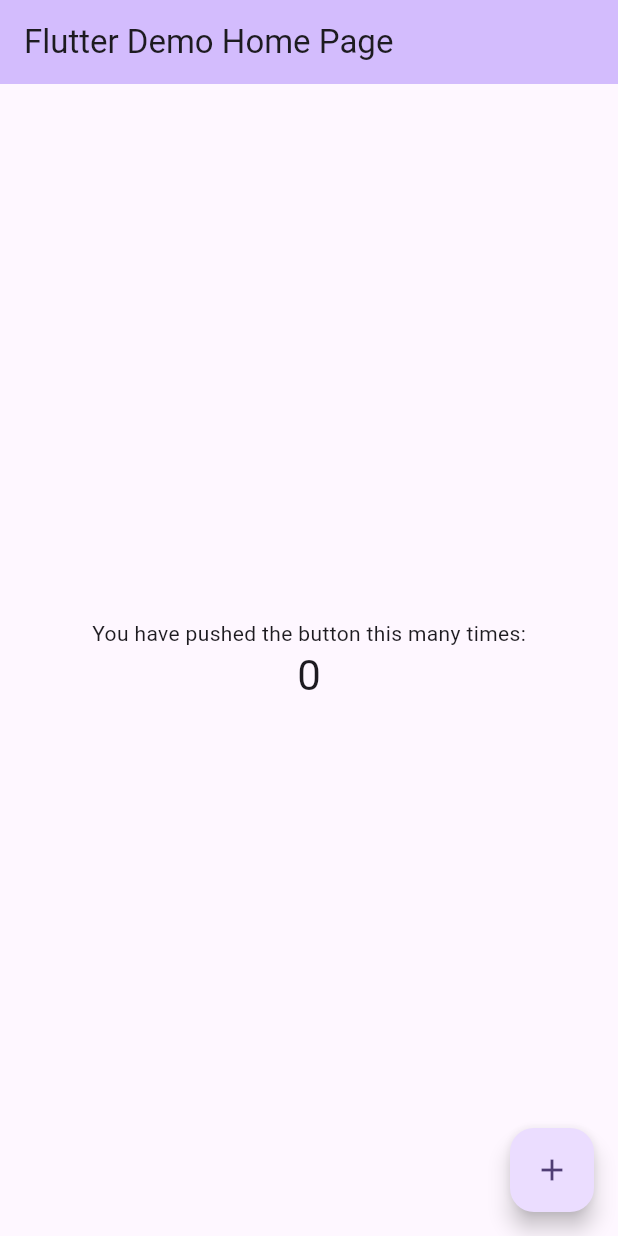
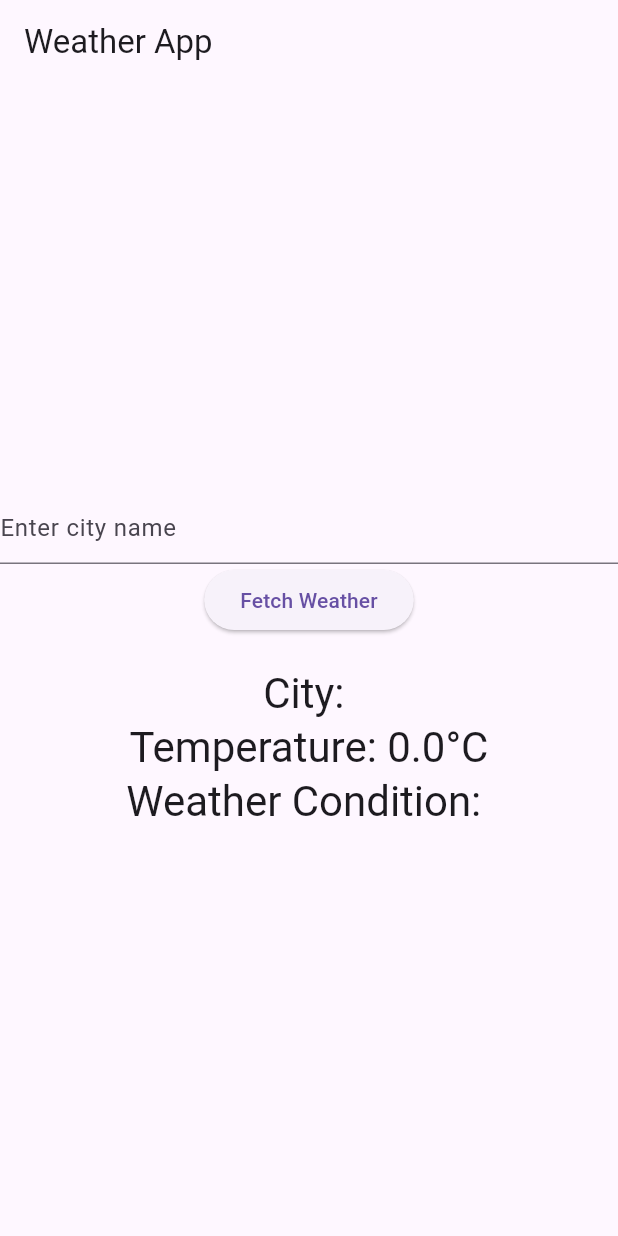
Before and after one commit to dharani211/inclass5, a Flutter app: the screen it shows after launch, on a phone screen of 412 x 824 dp. Run offline on Flutter 3.47's test engine with Material 3 defaults, Android fonts, the phone set to English and light mode, and no system bars.

Commit message:
Basic UI with input field and button

```diff
--- a/lib/main.dart
+++ b/lib/main.dart
@@ -7,46 +7,20 @@
 class MyApp extends StatelessWidget {
   const MyApp({super.key});
 
-  // This widget is the root of your application.
   @override
   Widget build(BuildContext context) {
     return MaterialApp(
-      title: 'Flutter Demo',
+      title: 'Weather App',
       theme: ThemeData(
-        // This is the theme of your application.
-        //
-        // TRY THIS: Try running your application with "flutter run". You'll see
-        // the application has a purple toolbar. Then, without quitting the app,
-        // try changing the seedColor in the colorScheme below to Colors.green
-        // and then invoke "hot reload" (save your changes or press the "hot
-        // reload" button in a Flutter-supported IDE, or press "r" if you used
-        // the command line to start the app).
-        //
-        // Notice that the counter didn't reset back to zero; the application
-        // state is not lost during the reload. To reset the state, use hot
-        // restart instead.
-        //
-        // This works for code too, not just values: Most code changes can be
-        // tested with just a hot reload.
-        colorScheme: ColorScheme.fromSeed(seedColor: Colors.deepPurple),
-        useMaterial3: true,
+        primarySwatch: Colors.blue,
       ),
-      home: const MyHomePage(title: 'Flutter Demo Home Page'),
+      home: const MyHomePage(title: 'Weather App'),
     );
   }
 }
 
 class MyHomePage extends StatefulWidget {
   const MyHomePage({super.key, required this.title});
-
-  // This widget is the home page of your application. It is stateful, meaning
-  // that it has a State object (defined below) that contains fields that affect
-  // how it looks.
-
-  // This class is the configuration for the state. It holds the values (in this
-  // case the title) provided by the parent (in this case the App widget) and
-  // used by the build method of the State. Fields in a Widget subclass are
-  // always marked "final".
 
   final String title;
 
@@ -55,71 +29,57 @@
 }
 
 class _MyHomePageState extends State<MyHomePage> {
-  int _counter = 0;
+  final TextEditingController _cityController = TextEditingController();
+  String _cityName = '';
+  double _temperature = 0.0;
+  String _weatherCondition = '';
 
-  void _incrementCounter() {
+  void _fetchWeather() async {
+    // Replace with actual weather API call
+    // ...
     setState(() {
-      // This call to setState tells the Flutter framework that something has
-      // changed in this State, which causes it to rerun the build method below
-      // so that the display can reflect the updated values. If we changed
-      // _counter without calling setState(), then the build method would not be
-      // called again, and so nothing would appear to happen.
-      _counter++;
+      _cityName = _cityController.text;
+      _temperature = 25.0; // Replace with actual temperature
+      _weatherCondition = 'Sunny'; // Replace with actual weather condition
     });
   }
 
   @override
   Widget build(BuildContext context) {
-    // This method is rerun every time setState is called, for instance as done
-    // by the _incrementCounter method above.
-    //
-    // The Flutter framework has been optimized to make rerunning build methods
-    // fast, so that you can just rebuild anything that needs updating rather
-    // than having to individually change instances of widgets.
     return Scaffold(
       appBar: AppBar(
-        // TRY THIS: Try changing the color here to a specific color (to
-        // Colors.amber, perhaps?) and trigger a hot reload to see the AppBar
-        // change color while the other colors stay the same.
-        backgroundColor: Theme.of(context).colorScheme.inversePrimary,
-        // Here we take the value from the MyHomePage object that was created by
-        // the App.build method, and use it to set our appbar title.
         title: Text(widget.title),
       ),
       body: Center(
-        // Center is a layout widget. It takes a single child and positions it
-        // in the middle of the parent.
         child: Column(
-          // Column is also a layout widget. It takes a list of children and
-          // arranges them vertically. By default, it sizes itself to fit its
-          // children horizontally, and tries to be as tall as its parent.
-          //
-          // Column has various properties to control how it sizes itself and
-          // how it positions its children. Here we use mainAxisAlignment to
-          // center the children vertically; the main axis here is the vertical
-          // axis because Columns are vertical (the cross axis would be
-          // horizontal).
-          //
-          // TRY THIS: Invoke "debug painting" (choose the "Toggle Debug Paint"
-          // action in the IDE, or press "p" in the console), to see the
-          // wireframe for each widget.
           mainAxisAlignment: MainAxisAlignment.center,
           children: <Widget>[
-            const Text(
-              'You have pushed the button this many times:',
+            TextField(
+              controller: _cityController,
+              decoration: const InputDecoration(
+                hintText: 'Enter city name',
+              ),
+            ),
+            ElevatedButton(
+              onPressed: _fetchWeather,
+              child: const Text('Fetch Weather'),
+            ),
+            const SizedBox(height: 20),
+            Text(
+              'City: $_cityName',
+              style: Theme.of(context).textTheme.headlineMedium,
             ),
             Text(
-              '$_counter',
+              'Temperature: $_temperature°C',
+              style: Theme.of(context).textTheme.headlineMedium,
+            ),
+            Text(
+              'Weather Condition: $_weatherCondition',
               style: Theme.of(context).textTheme.headlineMedium,
             ),
           ],
         ),
       ),
-      floatingActionButton: FloatingActionButton(
-        onPressed: _incrementCounter,
-        tooltip: 'Increment',
-        child: const Icon(Icons.add),
-      ), // This trailing comma makes auto-formatting nicer for build methods.
     );
   }
 }
```
